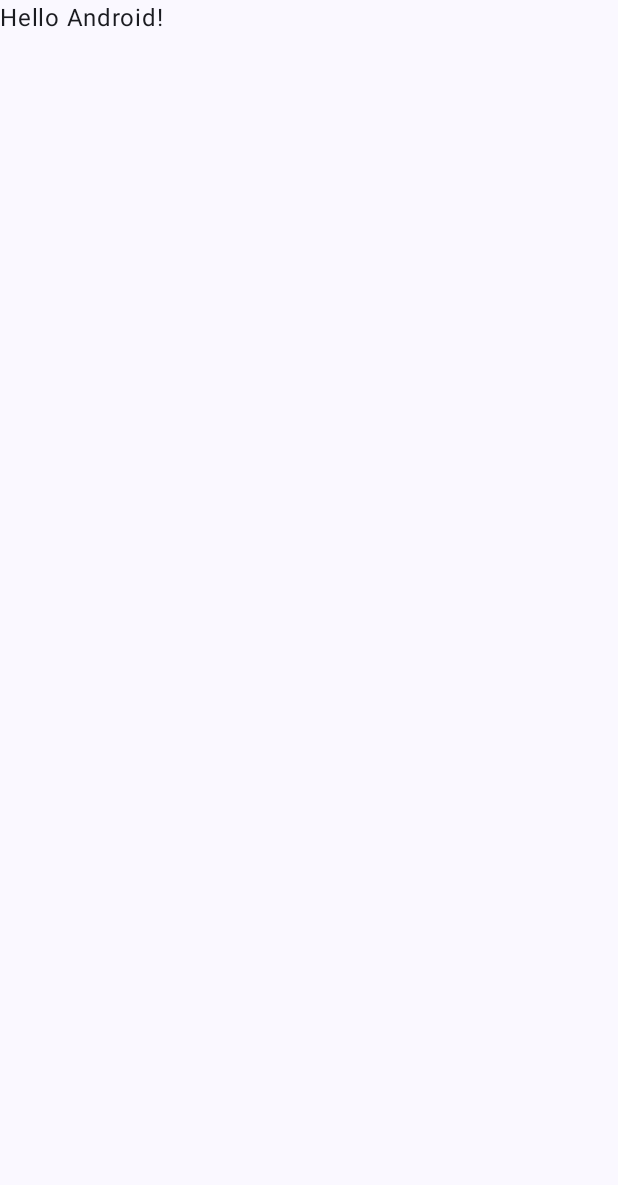
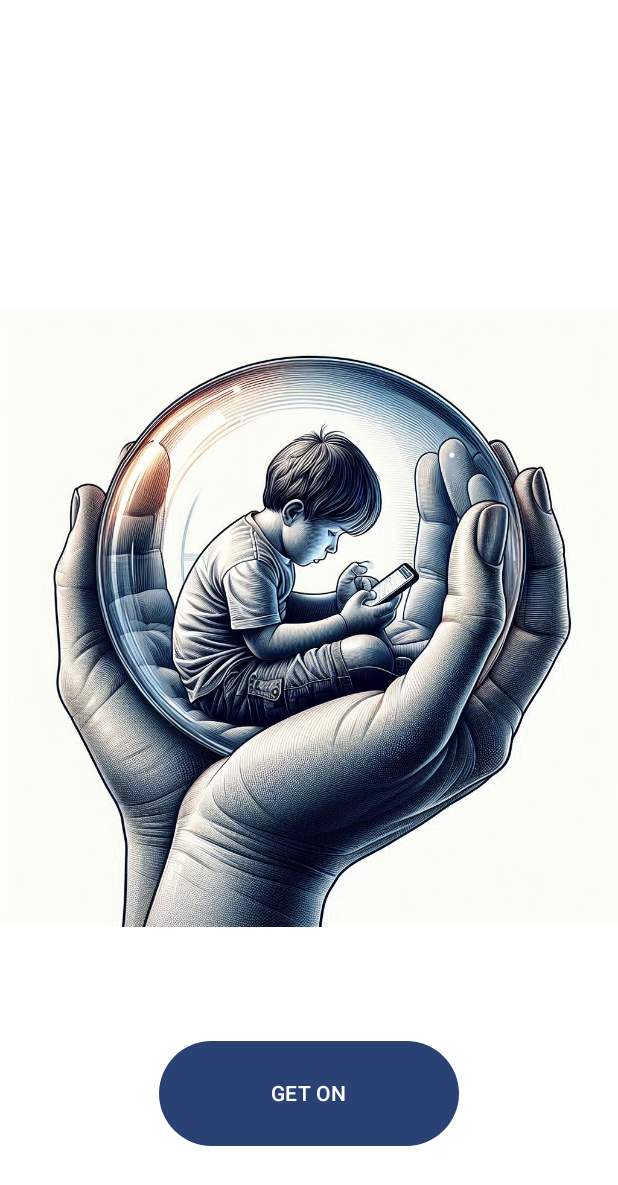
Before and after one commit to Ankoay-Feno/PARENTAL_CONTROLE, an Android app built with Jetpack Compose: the screen it shows after launch (MainActivity), on a phone screen of 412 x 824 dp. Before the commit the part shown is almost empty. Shown: the top 1185 px of the screen. Run offline under Robolectric (Android 15) with nearby library versions, the light colour scheme and no system bars.

Commit message:
add home interfaces

```diff
--- a/FUTURE_S_KIDS_SAFEALLINONE/app/src/main/java/com/example/future_s_kids_safeallinone/MainActivity.kt
+++ b/FUTURE_S_KIDS_SAFEALLINONE/app/src/main/java/com/example/future_s_kids_safeallinone/MainActivity.kt
@@ -4,13 +4,22 @@ import android.os.Bundle
 import androidx.activity.ComponentActivity
 import androidx.activity.compose.setContent
 import androidx.activity.enableEdgeToEdge
+import androidx.compose.foundation.Image
+import androidx.compose.foundation.background
+import androidx.compose.foundation.layout.Box
 import androidx.compose.foundation.layout.fillMaxSize
 import androidx.compose.foundation.layout.padding
+import androidx.compose.foundation.layout.size
+import androidx.compose.material3.Button
 import androidx.compose.material3.Scaffold
 import androidx.compose.material3.Text
 import androidx.compose.runtime.Composable
+import androidx.compose.ui.Alignment
 import androidx.compose.ui.Modifier
+import androidx.compose.ui.graphics.Color
+import androidx.compose.ui.res.painterResource
 import androidx.compose.ui.tooling.preview.Preview
+import androidx.compose.ui.unit.dp
 import com.example.future_s_kids_safeallinone.ui.theme.FUTURE_S_KIDS_SAFEALLINONETheme
 
 class MainActivity : ComponentActivity() {
@@ -32,13 +41,24 @@ class MainActivity : ComponentActivity() {
 
 @Composable
 fun Greeting(name: String, modifier: Modifier = Modifier) {
-    Text(
-        text = "Hello $name!",
-        modifier = modifier
-    )
+    Image(painter = painterResource(id = R.drawable.futura_kid_s_safe),
+        contentDescription = null,
+        modifier = Modifier
+            .fillMaxSize()
+            .background(color = Color.White))
+
+    Box(modifier = Modifier
+        .fillMaxSize()
+        .padding(bottom = 60.dp),
+        contentAlignment = Alignment.BottomCenter) {
+        Button(onClick = { /*TODO*/ },
+            modifier = Modifier.size(width = 200.dp, height = 70.dp)) {
+            Text(text = "GET ON")
+        }
+    }
 }
 
-@Preview(showBackground = true)
+@Preview(showBackground = true, showSystemUi = true)
 @Composable
 fun GreetingPreview() {
     FUTURE_S_KIDS_SAFEALLINONETheme {
```
Also changed, not shown: FUTURE_S_KIDS_SAFEALLINONE/app/src/main/res/drawable-nodpi/futura_kid_s_safe.jpg (added).
